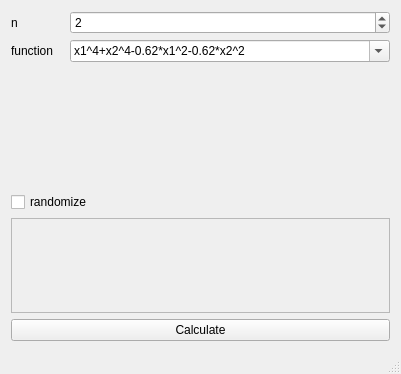
Qt form mainwindow.ui (ussm114/optymalizacja) before a commit.
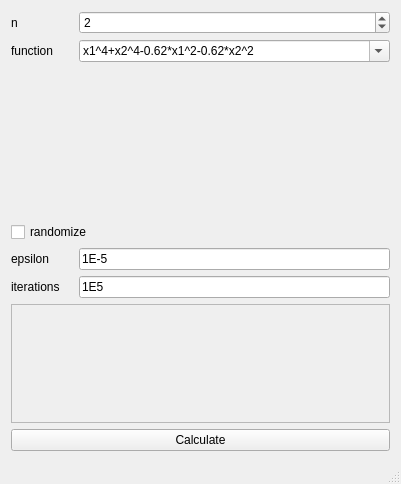
The same form after that commit.

The edit to the form file:
```diff
--- a/mainwindow.ui
+++ b/mainwindow.ui
@@ -7,7 +7,7 @@
     <x>0</x>
     <y>0</y>
     <width>401</width>
-    <height>374</height>
+    <height>484</height>
    </rect>
   </property>
   <property name="sizePolicy">
@@ -40,7 +40,7 @@
        <widget class="QSpinBox" name="spinBox">
         <property name="sizePolicy">
          <sizepolicy hsizetype="Ignored" vsizetype="Fixed">
-          <horstretch>6</horstretch>
+          <horstretch>5</horstretch>
           <verstretch>1</verstretch>
          </sizepolicy>
         </property>
@@ -70,7 +70,7 @@
        <widget class="QComboBox" name="comboBox">
         <property name="sizePolicy">
          <sizepolicy hsizetype="Ignored" vsizetype="Fixed">
-          <horstretch>6</horstretch>
+          <horstretch>5</horstretch>
           <verstretch>1</verstretch>
          </sizepolicy>
         </property>
@@ -184,6 +184,66 @@
       </property>
      </widget>
     </item>
+    <item>
+     <layout class="QHBoxLayout" name="horizontalLayout_3">
+      <item>
+       <widget class="QLabel" name="label_3">
+        <property name="sizePolicy">
+         <sizepolicy hsizetype="Preferred" vsizetype="Preferred">
+          <horstretch>1</horstretch>
+          <verstretch>0</verstretch>
+         </sizepolicy>
+        </property>
+        <property name="text">
+         <string>epsilon</string>
+        </property>
+       </widget>
+      </item>
+      <item>
+       <widget class="QLineEdit" name="eps">
+        <property name="sizePolicy">
+         <sizepolicy hsizetype="Ignored" vsizetype="Fixed">
+          <horstretch>5</horstretch>
+          <verstretch>1</verstretch>
+         </sizepolicy>
+        </property>
+        <property name="text">
+         <string>1E-5</string>
+        </property>
+       </widget>
+      </item>
+     </layout>
+    </item>
+    <item>
+     <layout class="QHBoxLayout" name="horizontalLayout_4">
+      <item>
+       <widget class="QLabel" name="label_4">
+        <property name="sizePolicy">
+         <sizepolicy hsizetype="Preferred" vsizetype="Preferred">
+          <horstretch>1</horstretch>
+          <verstretch>0</verstretch>
+         </sizepolicy>
+        </property>
+        <property name="text">
+         <string>iterations</string>
+        </property>
+       </widget>
+      </item>
+      <item>
+       <widget class="QLineEdit" name="iter">
+        <property name="sizePolicy">
+         <sizepolicy hsizetype="Ignored" vsizetype="Fixed">
+          <horstretch>5</horstretch>
+          <verstretch>1</verstretch>
+         </sizepolicy>
+        </property>
+        <property name="text">
+         <string>1E5</string>
+        </property>
+       </widget>
+      </item>
+     </layout>
+    </item>
     <item>
      <widget class="QScrollArea" name="scrollArea">
       <property name="enabled">
@@ -209,8 +269,8 @@
         <rect>
          <x>0</x>
          <y>0</y>
-         <width>381</width>
-         <height>85</height>
+         <width>377</width>
+         <height>89</height>
         </rect>
        </property>
        <layout class="QVBoxLayout" name="verticalLayout_2">
```
Left out of the diff: 2 changed lines with no effect on the pictures.
